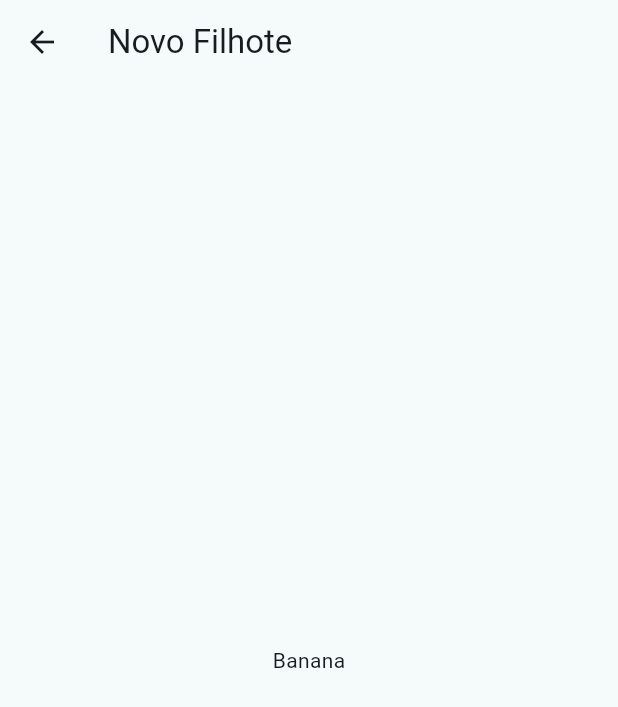
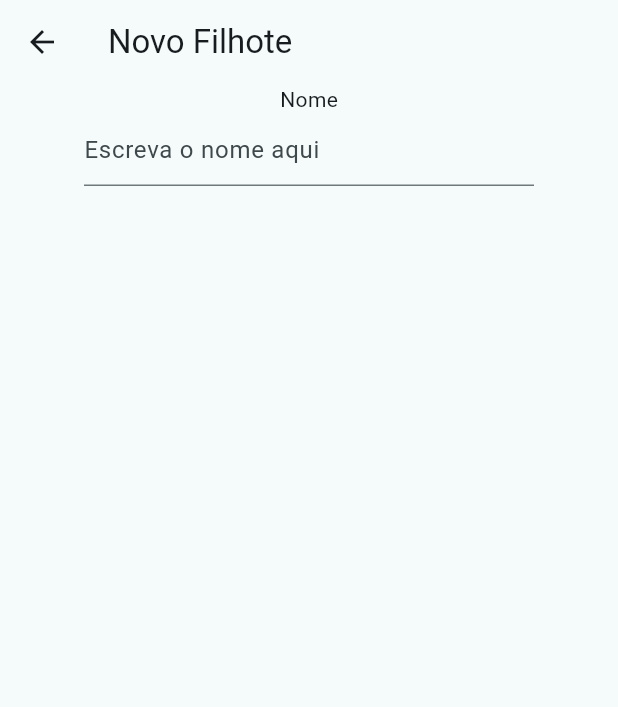
Before and after one commit to DennisBozzi/Criadouro, a Flutter app: the filhote screen opened directly, after a tap on the "add" icon, on a phone screen of 412 x 824 dp. Shown: the top 707 px of the screen. Run offline on Flutter 3.47's test engine with Material 2 defaults, Android fonts, the phone set to English and light mode, and no system bars.

Commit message:
Começando a editar a tela de adicionar novo filhote.
Foi adicionado uma label = Text

Foi adicionado um textfield = TextField

```diff
--- a/lib/addFilhote.dart
+++ b/lib/addFilhote.dart
@@ -10,8 +10,23 @@ class addFilhote extends StatelessWidget {
           textAlign: TextAlign.center,
         ),
       ),
-      body: const Center(
-        child: Text('Banana'),
+      body: Center(
+        child: Column(
+          children: [
+            Text('Nome'),
+            Container(
+              constraints: BoxConstraints(
+                maxWidth: 300, // Defina aqui a largura máxima desejada para o TextField
+              ),
+              child: TextField(
+                decoration: InputDecoration(
+                  hintText: 'Escreva o nome aqui',
+                ),
+              ),
+            ),
+            // Adicione outros campos de entrada abaixo, se necessário.
+          ],
+        ),
       ),
     );
   }
--- a/lib/filhote.dart
+++ b/lib/filhote.dart
@@ -6,7 +6,7 @@ List<String> datas = ['2005', '2006', '2007', '2008', '2009', '2010', '2011', '2
 
 String? opcaoSelecionada;
 
-List<DropdownMenuItem<String>> dropdownItems = datas.map((String value) {
+List<DropdownMenuItem<String>> anos = datas.map((String value) {
   return DropdownMenuItem<String>(
     value: value,
     child: Text(value),
@@ -18,14 +18,17 @@ class filhote extends StatelessWidget {
   Widget build(BuildContext context) {
     return Scaffold(
       appBar: AppBar(
-        title: Text('Filhotes'),
+        title: const Text('Filhotes'),
       ),
       body: Center(
-        child: Container(
+        child: Column(
+          children: [
+            const Text('Alguma Coisa', style: TextStyle(fontSize: 28)),
+            Container(
               alignment: Alignment.topCenter, // Centraliza o conteúdo do Container
-          width: 300,
+              width: 400,
               child: DropdownButton(
-            items: dropdownItems,
+                items: anos,
                 onChanged: (String? newValue) {
                   opcaoSelecionada = newValue!;
                   Navigator.pushReplacement(
@@ -38,12 +41,15 @@ class filhote extends StatelessWidget {
                 },
                 value: opcaoSelecionada,
                 isExpanded: true,
+                hint: const Text('Escolha uma Data'),
               ),
+            ),
+          ],
         ),
       ),
       floatingActionButton: FloatingActionButton(
         backgroundColor: Colors.black,
-        child: Icon(
+        child: const Icon(
           Icons.add,
           color: Colors.white,
         ),
```
Lines whose indentation alone changed are shown as unchanged.
